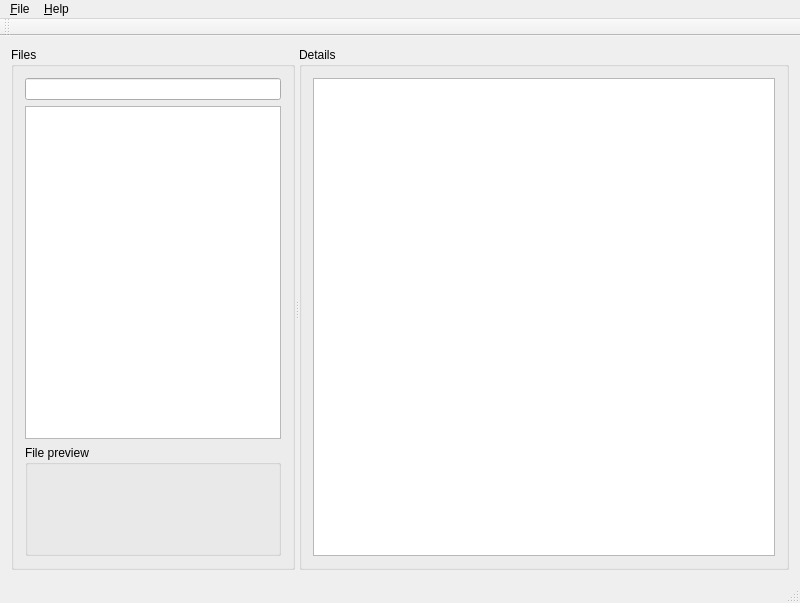
cgilles/digikam-analogexif, file analogexif.ui: the form before one commit.
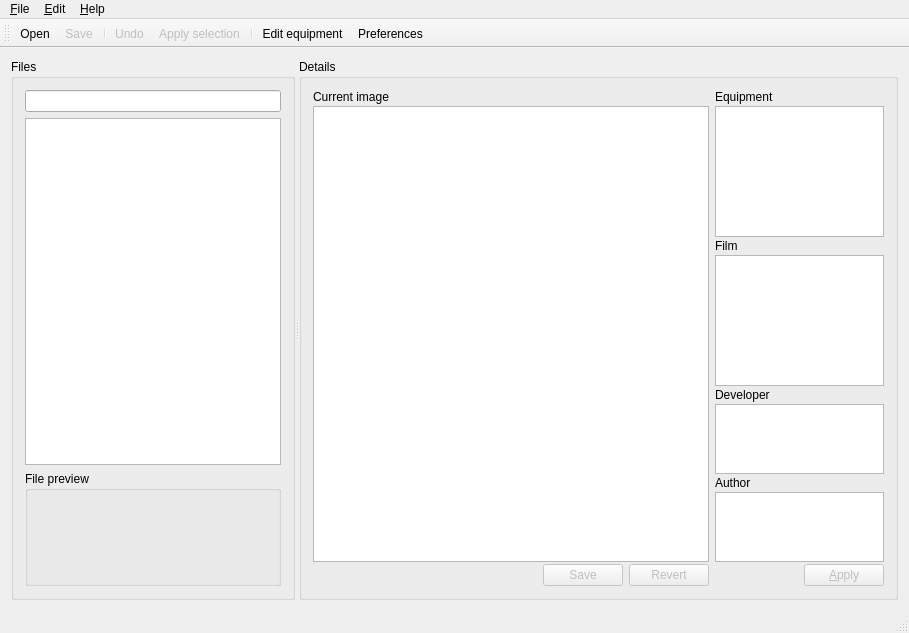
The form after the commit. Icons and pictures are not drawn. Custom widgets are drawn as their Qt base class.

Diff of the .ui file:
```diff
--- a/analogexif.ui
+++ b/analogexif.ui
@@ -6,12 +6,19 @@
    <rect>
     <x>0</x>
     <y>0</y>
-    <width>800</width>
-    <height>603</height>
+    <width>909</width>
+    <height>633</height>
    </rect>
   </property>
   <property name="windowTitle">
-   <string>Analog Exif</string>
+   <string/>
+  </property>
+  <property name="windowIcon">
+   <iconset resource="analogexif.qrc">
+    <normaloff>:/images/icons/film_edit.png</normaloff>:/images/icons/film_edit.png</iconset>
+  </property>
+  <property name="statusTip">
+   <string/>
   </property>
   <widget class="QWidget" name="centralWidget">
    <property name="sizePolicy">
@@ -56,7 +63,11 @@
        </property>
        <layout class="QVBoxLayout" name="verticalLayout">
         <item>
-         <widget class="QLineEdit" name="directoryLine"/>
+         <widget class="QLineEdit" name="directoryLine">
+          <property name="statusTip">
+           <string>Current directory</string>
+          </property>
+         </widget>
         </item>
         <item>
          <widget class="QTreeView" name="fileView">
@@ -66,6 +77,9 @@
             <verstretch>75</verstretch>
            </sizepolicy>
           </property>
+          <property name="statusTip">
+           <string>File system view</string>
+          </property>
           <property name="uniformRowHeights">
            <bool>true</bool>
           </property>
@@ -141,25 +155,297 @@
        <property name="title">
         <string>Details</string>
        </property>
-       <layout class="QGridLayout" name="gridLayout_2">
-        <item row="0" column="0">
-         <widget class="QTreeView" name="metadataView">
-          <property name="showDropIndicator" stdset="0">
-           <bool>false</bool>
+       <layout class="QHBoxLayout" name="horizontalLayout_4" stretch="70,30">
+        <item>
+         <layout class="QVBoxLayout" name="verticalLayout_3">
+          <property name="spacing">
+           <number>2</number>
           </property>
-          <property name="alternatingRowColors">
-           <bool>true</bool>
+          <item>
+           <widget class="QLabel" name="label">
+            <property name="sizePolicy">
+             <sizepolicy hsizetype="Expanding" vsizetype="Preferred">
+              <horstretch>0</horstretch>
+              <verstretch>0</verstretch>
+             </sizepolicy>
+            </property>
+            <property name="text">
+             <string>Current image</string>
+            </property>
+           </widget>
+          </item>
+          <item>
+           <widget class="QTreeView" name="metadataView">
+            <property name="sizePolicy">
+             <sizepolicy hsizetype="Expanding" vsizetype="Expanding">
+              <horstretch>0</horstretch>
+              <verstretch>0</verstretch>
+             </sizepolicy>
+            </property>
+            <property name="font">
+             <font>
+              <pointsize>8</pointsize>
+             </font>
+            </property>
+            <property name="statusTip">
+             <string>Current image properties</string>
+            </property>
+            <property name="showDropIndicator" stdset="0">
+             <bool>false</bool>
+            </property>
+            <property name="alternatingRowColors">
+             <bool>true</bool>
+            </property>
+            <property name="rootIsDecorated">
+             <bool>true</bool>
+            </property>
+            <property name="uniformRowHeights">
+             <bool>true</bool>
+            </property>
+            <attribute name="headerVisible">
+             <bool>false</bool>
+            </attribute>
+            <attribute name="headerCascadingSectionResizes">
+             <bool>true</bool>
+            </attribute>
+            <attribute name="headerCascadingSectionResizes">
+             <bool>true</bool>
+            </attribute>
+            <attribute name="headerVisible">
+             <bool>false</bool>
+            </attribute>
+           </widget>
+          </item>
+          <item>
+           <layout class="QHBoxLayout" name="horizontalLayout_3">
+            <item>
+             <spacer name="horizontalSpacer">
+              <property name="orientation">
+               <enum>Qt::Horizontal</enum>
+              </property>
+              <property name="sizeHint" stdset="0">
+               <size>
+                <width>40</width>
+                <height>20</height>
+               </size>
+              </property>
+             </spacer>
+            </item>
+            <item>
+             <widget class="QPushButton" name="applyChangesBtn">
+              <property name="enabled">
+               <bool>false</bool>
+              </property>
+              <property name="statusTip">
+               <string>Apply changes</string>
+              </property>
+              <property name="text">
+               <string>Save</string>
+              </property>
+             </widget>
+            </item>
+            <item>
+             <widget class="QPushButton" name="revertBtn">
+              <property name="enabled">
+               <bool>false</bool>
+              </property>
+              <property name="statusTip">
+               <string>Revert changes</string>
+              </property>
+              <property name="text">
+               <string>Revert</string>
+              </property>
+              <property name="default">
+               <bool>true</bool>
+              </property>
+             </widget>
+            </item>
+           </layout>
+          </item>
+         </layout>
+        </item>
+        <item>
+         <layout class="QVBoxLayout" name="verticalLayout_2" stretch="0,30,0,30,0,15,0,15,0">
+          <property name="spacing">
+           <number>2</number>
           </property>
-          <property name="rootIsDecorated">
-           <bool>false</bool>
-          </property>
-          <attribute name="headerVisible">
-           <bool>false</bool>
-          </attribute>
-          <attribute name="headerVisible">
-           <bool>false</bool>
-          </attribute>
-         </widget>
+          <item>
+           <widget class="QLabel" name="label_2">
+            <property name="sizePolicy">
+             <sizepolicy hsizetype="Expanding" vsizetype="Expanding">
+              <horstretch>0</horstretch>
+              <verstretch>0</verstretch>
+             </sizepolicy>
+            </property>
+            <property name="text">
+             <string>Equipment</string>
+            </property>
+           </widget>
+          </item>
+          <item>
+           <widget class="GearTreeView" name="gearView">
+            <property name="sizePolicy">
+             <sizepolicy hsizetype="Expanding" vsizetype="Expanding">
+              <horstretch>0</horstretch>
+              <verstretch>0</verstretch>
+             </sizepolicy>
+            </property>
+            <property name="contextMenuPolicy">
+             <enum>Qt::ActionsContextMenu</enum>
+            </property>
+            <property name="toolTip">
+             <string/>
+            </property>
+            <property name="statusTip">
+             <string>Available equipment. Double-click to apply to the current photo.</string>
+            </property>
+            <property name="styleSheet">
+             <string notr="true">/* keep selection even when focus is lost */
+QTreeView::item:selected:!active{
+	selection-color:						palette(highlighted-text);
+	selection-background-color:	palette(highlight);
+}</string>
+            </property>
+            <property name="editTriggers">
+             <set>QAbstractItemView::NoEditTriggers</set>
+            </property>
+            <property name="showDropIndicator" stdset="0">
+             <bool>false</bool>
+            </property>
+            <property name="alternatingRowColors">
+             <bool>true</bool>
+            </property>
+            <property name="rootIsDecorated">
+             <bool>true</bool>
+            </property>
+            <property name="uniformRowHeights">
+             <bool>true</bool>
+            </property>
+            <property name="headerHidden">
+             <bool>true</bool>
+            </property>
+           </widget>
+          </item>
+          <item>
+           <widget class="QLabel" name="label_3">
+            <property name="sizePolicy">
+             <sizepolicy hsizetype="Expanding" vsizetype="Expanding">
+              <horstretch>0</horstretch>
+              <verstretch>0</verstretch>
+             </sizepolicy>
+            </property>
+            <property name="text">
+             <string>Film</string>
+            </property>
+           </widget>
+          </item>
+          <item>
+           <widget class="GearListView" name="filmView">
+            <property name="contextMenuPolicy">
+             <enum>Qt::ActionsContextMenu</enum>
+            </property>
+            <property name="toolTip">
+             <string/>
+            </property>
+            <property name="statusTip">
+             <string>List of available films. Double-click to apply to the current photo.</string>
+            </property>
+            <property name="styleSheet">
+             <string notr="true">/* keep selection even when focus is lost */
+QListView::item:selected:!active{
+	selection-color:						palette(highlighted-text);
+	selection-background-color:	palette(highlight);
+}</string>
+            </property>
+            <property name="editTriggers">
+             <set>QAbstractItemView::NoEditTriggers</set>
+            </property>
+            <property name="showDropIndicator" stdset="0">
+             <bool>false</bool>
+            </property>
+            <property name="alternatingRowColors">
+             <bool>true</bool>
+            </property>
+            <property name="uniformItemSizes">
+             <bool>true</bool>
+            </property>
+           </widget>
+          </item>
+          <item>
+           <widget class="QLabel" name="label_5">
+            <property name="text">
+             <string>Developer</string>
+            </property>
+           </widget>
+          </item>
+          <item>
+           <widget class="GearListView" name="developerView">
+            <property name="contextMenuPolicy">
+             <enum>Qt::ActionsContextMenu</enum>
+            </property>
+            <property name="statusTip">
+             <string>List of the available photographic developers. Double-click to apply to the current photo.</string>
+            </property>
+           </widget>
+          </item>
+          <item>
+           <widget class="QLabel" name="label_4">
+            <property name="text">
+             <string>Author</string>
+            </property>
+           </widget>
+          </item>
+          <item>
+           <widget class="GearListView" name="authorView">
+            <property name="contextMenuPolicy">
+             <enum>Qt::ActionsContextMenu</enum>
+            </property>
+            <property name="statusTip">
+             <string>List of the defined authors. Double-click to apply to the current photo.</string>
+            </property>
+            <property name="styleSheet">
+             <string notr="true">/* keep selection even when focus is lost */
+QListView::item:selected:!active{
+	selection-color:						palette(highlighted-text);
+	selection-background-color:	palette(highlight);
+}</string>
+            </property>
+           </widget>
+          </item>
+          <item>
+           <layout class="QHBoxLayout" name="horizontalLayout_2">
+            <item>
+             <spacer name="horizontalSpacer_2">
+              <property name="orientation">
+               <enum>Qt::Horizontal</enum>
+              </property>
+              <property name="sizeHint" stdset="0">
+               <size>
+                <width>40</width>
+                <height>20</height>
+               </size>
+              </property>
+             </spacer>
+            </item>
+            <item>
+             <widget class="QPushButton" name="applyGearBtn">
+              <property name="enabled">
+               <bool>false</bool>
+              </property>
+              <property name="toolTip">
+               <string/>
+              </property>
+              <property name="statusTip">
+               <string>Apply selected equipment to the current photo</string>
+              </property>
+              <property name="text">
+               <string>&amp;Apply</string>
+              </property>
+             </widget>
+            </item>
+           </layout>
+          </item>
+         </layout>
         </item>
        </layout>
       </widget>
@@ -172,7 +458,7 @@
     <rect>
      <x>0</x>
      <y>0</y>
-     <width>800</width>
+     <width>909</width>
      <height>20</height>
     </rect>
    </property>
@@ -180,17 +466,31 @@
     <property name="title">
      <string>&amp;File</string>
     </property>
-    <addaction name="action_Preferences"/>
+    <addaction name="actionOpen"/>
+    <addaction name="action_Save"/>
     <addaction name="separator"/>
-    <addaction name="action_Exit"/>
+    <addaction name="actionExit"/>
    </widget>
    <widget class="QMenu" name="menu_Help">
     <property name="title">
      <string>&amp;Help</string>
     </property>
+    <addaction name="actionHelp"/>
+    <addaction name="separator"/>
     <addaction name="action_About"/>
    </widget>
+   <widget class="QMenu" name="menu_Edit">
+    <property name="title">
+     <string>&amp;Edit</string>
+    </property>
+    <addaction name="action_Undo"/>
+    <addaction name="actionApply_gear"/>
+    <addaction name="separator"/>
+    <addaction name="actionEdit_gear"/>
+    <addaction name="actionPreferences"/>
+   </widget>
    <addaction name="menu_File"/>
+   <addaction name="menu_Edit"/>
    <addaction name="menu_Help"/>
   </widget>
   <widget class="QToolBar" name="mainToolBar">
@@ -200,25 +500,174 @@
    <attribute name="toolBarBreak">
     <bool>false</bool>
    </attribute>
+   <addaction name="actionOpen"/>
+   <addaction name="action_Save"/>
+   <addaction name="separator"/>
+   <addaction name="action_Undo"/>
+   <addaction name="actionApply_gear"/>
+   <addaction name="separator"/>
+   <addaction name="actionEdit_gear"/>
+   <addaction name="actionPreferences"/>
   </widget>
   <widget class="QStatusBar" name="statusBar"/>
   <action name="action_About">
    <property name="text">
     <string>&amp;About...</string>
    </property>
+   <property name="statusTip">
+    <string>About Analog Exif...</string>
+   </property>
+   <property name="menuRole">
+    <enum>QAction::AboutRole</enum>
+   </property>
   </action>
-  <action name="action_Exit">
+  <action name="actionExit">
    <property name="text">
     <string>E&amp;xit</string>
    </property>
+   <property name="statusTip">
+    <string>Exit</string>
+   </property>
+   <property name="menuRole">
+    <enum>QAction::QuitRole</enum>
+   </property>
   </action>
-  <action name="action_Preferences">
+  <action name="actionPreferences">
+   <property name="icon">
+    <iconset resource="analogexif.qrc">
+     <normaloff>:/images/icons/cog.png</normaloff>:/images/icons/cog.png</iconset>
+   </property>
    <property name="text">
     <string>&amp;Preferences...</string>
    </property>
+   <property name="statusTip">
+    <string>Edit preferences</string>
+   </property>
+  </action>
+  <action name="actionEdit_gear">
+   <property name="icon">
+    <iconset resource="analogexif.qrc">
+     <normaloff>:/images/icons/camera_edit.png</normaloff>:/images/icons/camera_edit.png</iconset>
+   </property>
+   <property name="text">
+    <string>Edit &amp;equipment</string>
+   </property>
+   <property name="toolTip">
+    <string>Edit equipment</string>
+   </property>
+   <property name="statusTip">
+    <string>Edit equipment library (camera, lens, film)</string>
+   </property>
+  </action>
+  <action name="actionOpen">
+   <property name="icon">
+    <iconset resource="analogexif.qrc">
+     <normaloff>:/images/icons/folder_camera.png</normaloff>:/images/icons/folder_camera.png</iconset>
+   </property>
+   <property name="text">
+    <string>&amp;Open...</string>
+   </property>
+   <property name="statusTip">
+    <string>Open file</string>
+   </property>
+   <property name="shortcut">
+    <string>Ctrl+O</string>
+   </property>
+   <property name="shortcutContext">
+    <enum>Qt::ApplicationShortcut</enum>
+   </property>
+  </action>
+  <action name="actionApply_gear">
+   <property name="enabled">
+    <bool>false</bool>
+   </property>
+   <property name="icon">
+    <iconset resource="analogexif.qrc">
+     <normaloff>:/images/icons/camera_go.png</normaloff>:/images/icons/camera_go.png</iconset>
+   </property>
+   <property name="text">
+    <string>Apply selection</string>
+   </property>
+   <property name="statusTip">
+    <string>Apply selected equipment to the current photo</string>
+   </property>
+   <property name="shortcut">
+    <string>Ctrl+Shift+A</string>
+   </property>
+  </action>
+  <action name="action_Undo">
+   <property name="enabled">
+    <bool>false</bool>
+   </property>
+   <property name="icon">
+    <iconset resource="analogexif.qrc">
+     <normaloff>:/images/icons/arrow_rotate_anticlockwise.png</normaloff>:/images/icons/arrow_rotate_anticlockwise.png</iconset>
+   </property>
+   <property name="text">
+    <string>&amp;Undo</string>
+   </property>
+   <property name="statusTip">
+    <string>Revert changes</string>
+   </property>
+   <property name="shortcut">
+    <string>Ctrl+Z</string>
+   </property>
+  </action>
+  <action name="action_Save">
+   <property name="enabled">
+    <bool>false</bool>
+   </property>
+   <property name="icon">
+    <iconset resource="analogexif.qrc">
+     <normaloff>:/images/icons/disk.png</normaloff>:/images/icons/disk.png</iconset>
+   </property>
+   <property name="text">
+    <string>&amp;Save</string>
+   </property>
+   <property name="statusTip">
+    <string>Save changes to the current photo</string>
+   </property>
+   <property name="shortcut">
+    <string>Ctrl+S</string>
+   </property>
+  </action>
+  <action name="actionHelp">
+   <property name="enabled">
+    <bool>false</bool>
+   </property>
+   <property name="text">
+    <string>Analog Exif help</string>
+   </property>
+   <property name="shortcut">
+    <string>F1</string>
+   </property>
   </action>
  </widget>
  <layoutdefault spacing="6" margin="11"/>
+ <customwidgets>
+  <customwidget>
+   <class>GearTreeView</class>
+   <extends>QTreeView</extends>
+   <header>geartreeview.h</header>
+  </customwidget>
+  <customwidget>
+   <class>GearListView</class>
+   <extends>QListView</extends>
+   <header>gearlistview.h</header>
+  </customwidget>
+ </customwidgets>
+ <tabstops>
+  <tabstop>directoryLine</tabstop>
+  <tabstop>fileView</tabstop>
+  <tabstop>applyChangesBtn</tabstop>
+  <tabstop>revertBtn</tabstop>
+  <tabstop>applyGearBtn</tabstop>
+  <tabstop>metadataView</tabstop>
+  <tabstop>gearView</tabstop>
+  <tabstop>filmView</tabstop>
+  <tabstop>developerView</tabstop>
+  <tabstop>authorView</tabstop>
+ </tabstops>
  <resources>
   <include location="analogexif.qrc"/>
  </resources>
```
Left out of the diff: 67 changed lines with no effect on the pictures.
